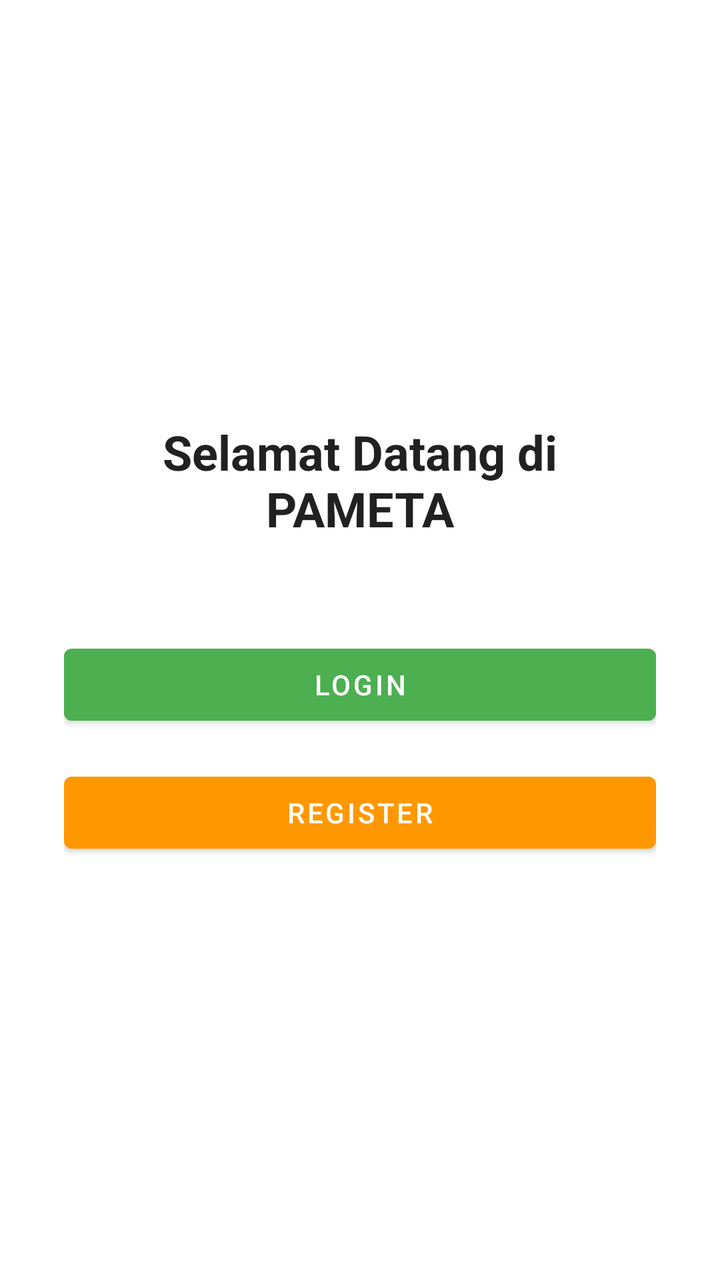
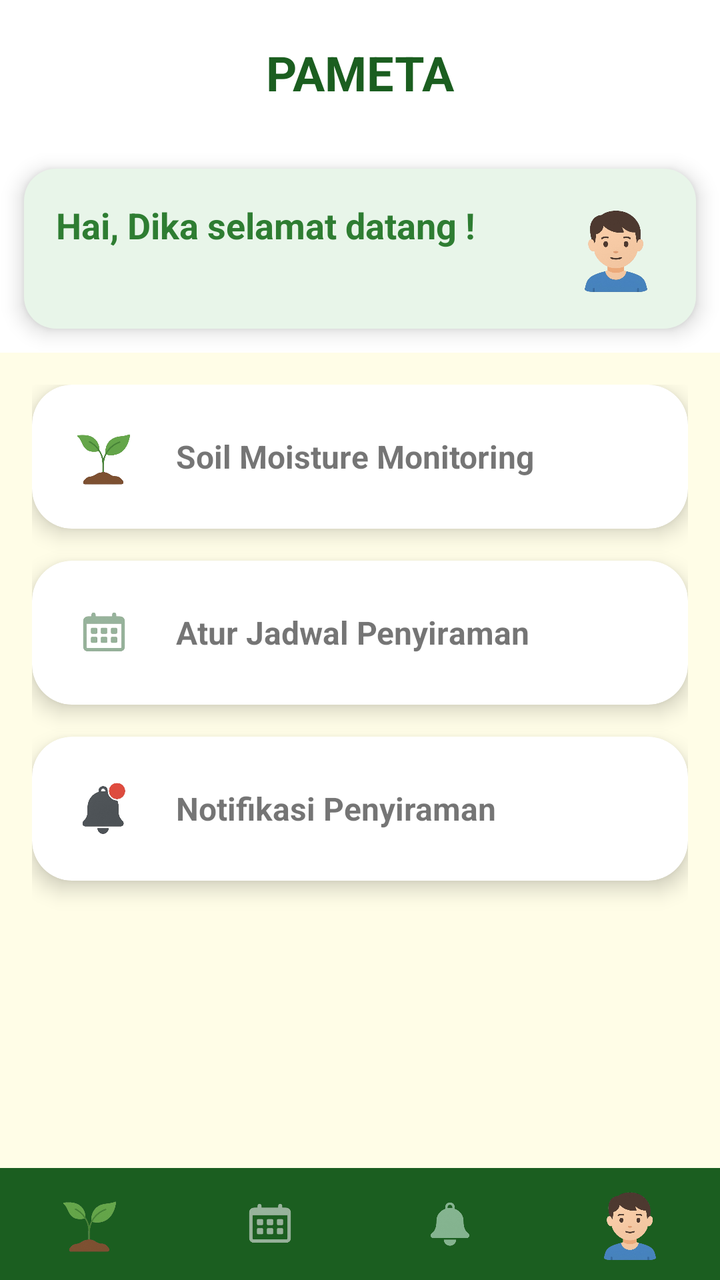

Compare the two renders of this Android layout. The source of the first and the diff that turns it into the second are given below.
<!-- AndroidManifest.xml: application theme Theme.PAMETA -->
<!-- res/layout/activity_main.xml -->
<?xml version="1.0" encoding="utf-8"?>
<LinearLayout xmlns:android="http://schemas.android.com/apk/res/android"
    android:orientation="vertical"
    android:gravity="center"
    android:padding="32dp"
    android:background="@color/white"
    android:layout_width="match_parent"
    android:layout_height="match_parent">

    <TextView
        android:text="@string/welcome_front"
        android:textSize="24sp"
        android:textColor="@color/text_primary"
        android:textStyle="bold"
        android:gravity="center"
        android:layout_marginBottom="48dp"
        android:layout_width="wrap_content"
        android:layout_height="wrap_content"/>

    <Button
        android:id="@+id/btnLoginMain"
        android:text="@string/login"
        android:backgroundTint="@color/primary"
        android:textColor="@color/white"
        android:layout_width="match_parent"
        android:layout_height="48dp"
        android:layout_marginBottom="16dp"/>

    <Button
        android:id="@+id/btnRegisterMain"
        android:text="@string/register"
        android:backgroundTint="@color/accent"
        android:textColor="@color/white"
        android:layout_width="match_parent"
        android:layout_height="48dp"/>

</LinearLayout>
<!-- resources referenced by this layout -->
<resources>
  <color name="accent">#FF9800</color>
  <color name="primary">#4CAF50</color>
  <color name="text_primary">#212121</color>
  <color name="white">#FFFFFF</color>
  <string name="login">Login</string>
  <string name="register">Register</string>
  <string name="welcome_front">Selamat Datang di PAMETA</string>
  <style name="Theme.PAMETA" parent="Theme.MaterialComponents.Light.NoActionBar">
          
          <item name="colorPrimary">@color/primary</item>
          <item name="colorPrimaryVariant">@color/primary</item>
          <item name="colorOnPrimary">@android:color/white</item>
          <item name="android:windowBackground">@color/white</item>
      </style>
</resources>

<!-- the commit's change to res/layout/activity_main.xml (unified diff, before → after) -->
@@ -1,37 +1,196 @@
 <?xml version="1.0" encoding="utf-8"?>
 <LinearLayout xmlns:android="http://schemas.android.com/apk/res/android"
+    xmlns:card_view="http://schemas.android.com/apk/res-auto"
+    xmlns:tools="http://schemas.android.com/tools"
+    android:layout_width="match_parent"
+    android:layout_height="match_parent"
     android:orientation="vertical"
-    android:gravity="center"
-    android:padding="32dp"
-    android:background="@color/white"
-    android:layout_width="match_parent"
-    android:layout_height="match_parent">
+    android:background="@android:color/white"
+    tools:context=".MainActivity">
 
+    
     <TextView
-        android:text="@string/welcome_front"
+        android:id="@+id/tvAppName"
+        android:layout_width="match_parent"
+        android:layout_height="wrap_content"
+        android:text="PAMETA"
+        android:textStyle="bold"
         android:textSize="24sp"
-        android:textColor="@color/text_primary"
-        android:textStyle="bold"
         android:gravity="center"
-        android:layout_marginBottom="48dp"
-        android:layout_width="wrap_content"
-        android:layout_height="wrap_content"/>
+        android:padding="20dp"
+        android:textColor="#1B5E20" />
 
-    <Button
-        android:id="@+id/btnLoginMain"
-        android:text="@string/login"
-        android:backgroundTint="@color/primary"
-        android:textColor="@color/white"
+    
+    <LinearLayout
         android:layout_width="match_parent"
-        android:layout_height="48dp"
-        android:layout_marginBottom="16dp"/>
+        android:layout_height="wrap_content"
+        android:orientation="horizontal"
+        android:padding="16dp"
+        android:background="@drawable/rounded_box"
+        android:layout_margin="12dp"
+        android:elevation="6dp"
+        android:backgroundTint="#E8F5E9">
 
-    <Button
-        android:id="@+id/btnRegisterMain"
-        android:text="@string/register"
-        android:backgroundTint="@color/accent"
-        android:textColor="@color/white"
+        <TextView
+            android:id="@+id/tvWelcome"
+            android:layout_width="0dp"
+            android:layout_height="wrap_content"
+            android:layout_weight="1"
+            android:text="Hai, Dika selamat datang !"
+            android:textColor="#2E7D32"
+            android:textStyle="bold"
+            android:textSize="18sp" />
+
+        <ImageView
+            android:id="@+id/imgUser"
+            android:layout_width="48dp"
+            android:layout_height="48dp"
+            android:src="@drawable/ic_user"
+            android:contentDescription="User Icon" />
+    </LinearLayout>
+
+    
+    <LinearLayout
         android:layout_width="match_parent"
-        android:layout_height="48dp"/>
+        android:layout_height="0dp"
+        android:layout_weight="1"
+        android:background="#FFFDE7"
+        android:orientation="vertical"
+        android:padding="16dp">
+
+        
+        <androidx.cardview.widget.CardView
+            android:layout_width="match_parent"
+            android:layout_height="wrap_content"
+            android:layout_marginBottom="16dp"
+            card_view:cardCornerRadius="20dp"
+            card_view:cardElevation="6dp">
+
+            <LinearLayout
+                android:layout_width="match_parent"
+                android:layout_height="wrap_content"
+                android:gravity="center_vertical"
+                android:orientation="horizontal"
+                android:padding="16dp">
+
+                <ImageView
+                    android:layout_width="40dp"
+                    android:layout_height="40dp"
+                    android:contentDescription="Soil Icon"
+                    android:src="@drawable/ic_leaf" />
+
+                <TextView
+                    android:layout_width="wrap_content"
+                    android:layout_height="wrap_content"
+                    android:layout_marginStart="16dp"
+                    android:text="Soil Moisture Monitoring"
+                    android:textSize="16sp"
+                    android:textStyle="bold" />
+            </LinearLayout>
+        </androidx.cardview.widget.CardView>
+
+        
+        <androidx.cardview.widget.CardView
+            android:layout_width="match_parent"
+            android:layout_height="wrap_content"
+            android:layout_marginBottom="16dp"
+            card_view:cardCornerRadius="20dp"
+            card_view:cardElevation="6dp">
+
+            <LinearLayout
+                android:layout_width="match_parent"
+                android:layout_height="wrap_content"
+                android:gravity="center_vertical"
+                android:orientation="horizontal"
+                android:padding="16dp">
+
+                <ImageView
+                    android:layout_width="40dp"
+                    android:layout_height="40dp"
+                    android:contentDescription="Calendar Icon"
+                    android:src="@drawable/ic_calendar" />
+
+                <TextView
+                    android:layout_width="wrap_content"
+                    android:layout_height="wrap_content"
+                    android:layout_marginStart="16dp"
+                    android:text="Atur Jadwal Penyiraman"
+                    android:textSize="16sp"
+                    android:textStyle="bold" />
+            </LinearLayout>
+        </androidx.cardview.widget.CardView>
+
+        
+        <androidx.cardview.widget.CardView
+            android:layout_width="match_parent"
+            android:layout_height="wrap_content"
+            card_view:cardCornerRadius="20dp"
+            card_view:cardElevation="6dp">
+
+            <LinearLayout
+                android:layout_width="match_parent"
+                android:layout_height="wrap_content"
+                android:gravity="center_vertical"
+                android:orientation="horizontal"
+                android:padding="16dp">
+
+                <ImageView
+                    android:layout_width="40dp"
+                    android:layout_height="40dp"
+                    android:contentDescription="Notification Icon"
+                    android:src="@drawable/ic_notification" />
+
+                <TextView
+                    android:layout_width="wrap_content"
+                    android:layout_height="wrap_content"
+                    android:layout_marginStart="16dp"
+                    android:text="Notifikasi Penyiraman"
+                    android:textSize="16sp"
+                    android:textStyle="bold" />
+            </LinearLayout>
+        </androidx.cardview.widget.CardView>
+
+    </LinearLayout>
+
+    
+    <LinearLayout
+        android:layout_width="match_parent"
+        android:layout_height="56dp"
+        android:orientation="horizontal"
+        android:background="#1B5E20"
+        android:gravity="center">
+
+        <ImageView
+            android:layout_width="0dp"
+            android:layout_height="wrap_content"
+            android:layout_weight="1"
+            android:src="@drawable/ic_leaf"
+            android:padding="8dp"
+            android:contentDescription="Nav Soil" />
+
+        <ImageView
+            android:layout_width="0dp"
+            android:layout_height="wrap_content"
+            android:layout_weight="1"
+            android:src="@drawable/ic_calendar"
+            android:padding="8dp"
+            android:contentDescription="Nav Calendar" />
+
+        <ImageView
+            android:layout_width="0dp"
+            android:layout_height="wrap_content"
+            android:layout_weight="1"
+            android:src="@drawable/ic_bell"
+            android:padding="8dp"
+            android:contentDescription="Nav Bell" />
+
+        <ImageView
+            android:layout_width="0dp"
+            android:layout_height="wrap_content"
+            android:layout_weight="1"
+            android:src="@drawable/ic_user"
+            android:padding="8dp"
+            android:contentDescription="Nav User" />
+    </LinearLayout>
 
 </LinearLayout>
<!-- resource entries referenced after the edit -->
@@ -1,12 +1,18 @@
 <!-- resources referenced by this layout -->
 <resources>
-  <color name="accent">#FF9800</color>
+  <!-- drawable ic_bell: png bitmap (drawable, 35893 bytes) -->
+  <!-- drawable ic_calendar: png bitmap (drawable, 49112 bytes) -->
+  <!-- drawable ic_leaf: png bitmap (drawable, 61729 bytes) -->
+  <!-- drawable ic_notification: png bitmap (drawable, 48355 bytes) -->
+  <!-- drawable ic_user: png bitmap (drawable, 101705 bytes) -->
+  <!-- drawable rounded_box (drawable) -->
+  <shape xmlns:android="http://schemas.android.com/apk/res/android"
+      android:shape="rectangle">
+      <solid android:color="#F5F5F5"/>
+      <corners android:radius="16dp"/>
+  </shape>
   <color name="primary">#4CAF50</color>
-  <color name="text_primary">#212121</color>
   <color name="white">#FFFFFF</color>
-  <string name="login">Login</string>
-  <string name="register">Register</string>
-  <string name="welcome_front">Selamat Datang di PAMETA</string>
   <style name="Theme.PAMETA" parent="Theme.MaterialComponents.Light.NoActionBar">
           
           <item name="colorPrimary">@color/primary</item>
